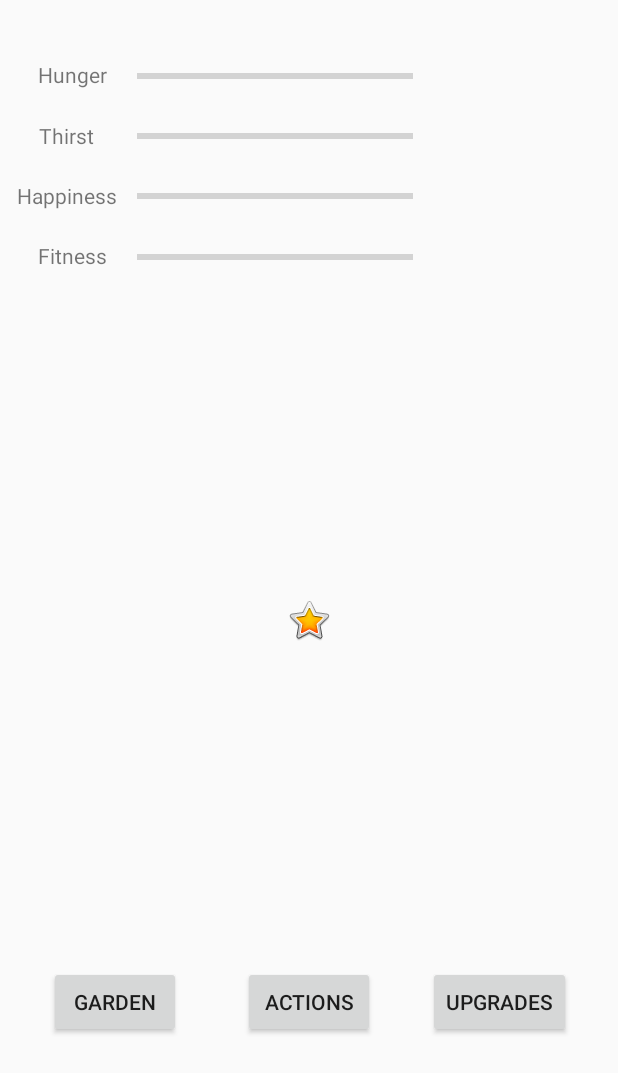
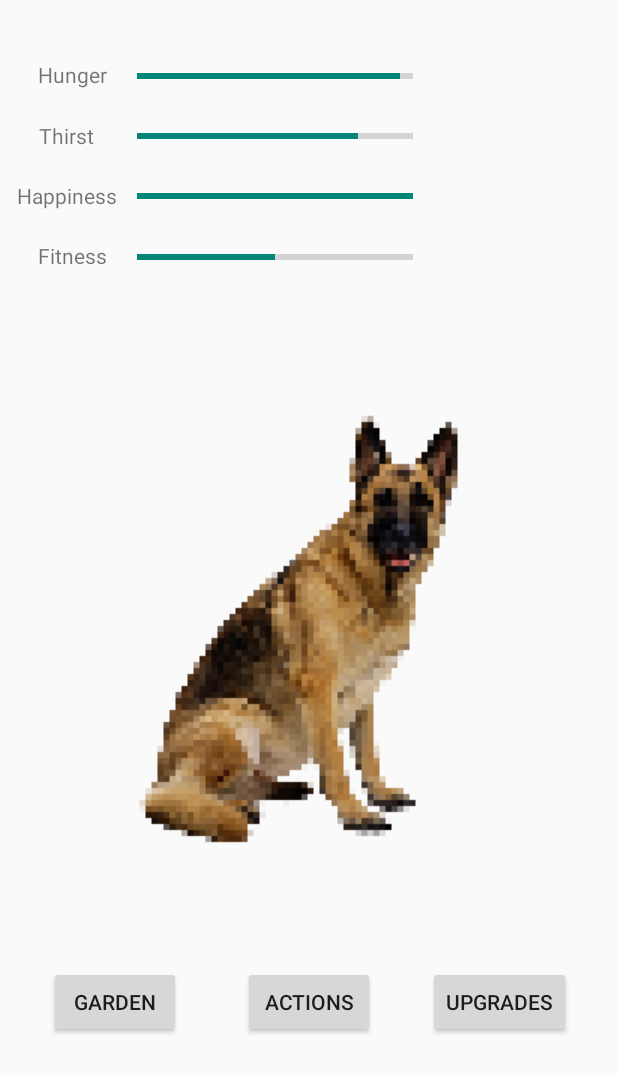
Before and after one commit to JTucker2000/Pettomato, an Android app: the screen it shows after launch (MainActivity), on a phone screen of 412 x 824 dp. Shown: the top 1073 px of the screen. Run offline under Robolectric (Android 15) with nearby library versions, the phone set to English and light mode, and no system bars.

Commit message:
Added resource images, continued UI work

```diff
--- a/app/src/main/java/com/example/pettomato/MainActivity.kt
+++ b/app/src/main/java/com/example/pettomato/MainActivity.kt
@@ -6,6 +6,7 @@ import android.util.Log
 import android.view.View
 import android.widget.ImageView
 import android.widget.ListView
+import android.widget.ProgressBar
 
 class MainActivity : AppCompatActivity() {
     private val TAG: String = "MainActivityTag"
@@ -14,10 +15,23 @@ class MainActivity : AppCompatActivity() {
         super.onCreate(savedInstanceState)
         setContentView(R.layout.activity_main)
 
+        // Create test pet
+        var testPet = Pet("German Shepard", 1, 95, 80, 100, 50)
+
         // Set up upgrades list view
         val upgradesListView = findViewById<ListView>(R.id.upgrades_listView)
         upgradesListView.adapter = UpgradesListViewAdapter(this)
         upgradesListView.visibility = View.INVISIBLE
+
+        // Set up progress bars
+        val hungerProgressBar = findViewById<ProgressBar>(R.id.hunger_progressBar)
+        val thirstProgressBar = findViewById<ProgressBar>(R.id.thirst_progressBar)
+        val happinessProgressBar = findViewById<ProgressBar>(R.id.happy_progressBar)
+        val fitnessProgressBar = findViewById<ProgressBar>(R.id.fitness_progressBar)
+        hungerProgressBar.progress = testPet.hunger_level
+        thirstProgressBar.progress = testPet.thirst_level
+        happinessProgressBar.progress = testPet.happiness_level
+        fitnessProgressBar.progress = testPet.fitness_level
     }
 
     fun onUpgradeBtnPress(view: View) {
--- a/app/src/main/java/com/example/pettomato/Pet.kt
+++ b/app/src/main/java/com/example/pettomato/Pet.kt
@@ -1,10 +1,10 @@
 package com.example.pettomato
 
 class Pet (name: String, level: Int, hunger: Int, thirst: Int, happiness: Int, fitness: Int){
-    private var pet_name: String = name
-    private var pet_level: Int = level
-    private var hunger_level: Int = hunger
-    private var thirst_level: Int = thirst
-    private var happiness_level: Int = happiness
-    private var fitness_level: Int = fitness
+    var pet_name: String = name
+    var pet_level: Int = level
+    var hunger_level: Int = hunger
+    var thirst_level: Int = thirst
+    var happiness_level: Int = happiness
+    var fitness_level: Int = fitness
 }
--- a/app/src/main/res/layout/activity_main.xml
+++ b/app/src/main/res/layout/activity_main.xml
@@ -151,10 +151,11 @@
         android:id="@+id/pet_image"
         android:layout_width="wrap_content"
         android:layout_height="wrap_content"
+        android:adjustViewBounds="false"
+        android:src="@drawable/germanshepard1"
         app:layout_constraintBottom_toTopOf="@+id/actions_btn"
         app:layout_constraintEnd_toEndOf="parent"
         app:layout_constraintStart_toStartOf="parent"
-        app:layout_constraintTop_toBottomOf="@+id/fitness_progressBar"
-        android:src="@android:drawable/btn_star_big_on" />
+        app:layout_constraintTop_toBottomOf="@+id/fitness_progressBar" />
 
 </androidx.constraintlayout.widget.ConstraintLayout>
```
Also changed, not shown: app/src/main/res/drawable/germanshepard1.png (added), app/src/main/res/drawable/testpet1.png (added).
